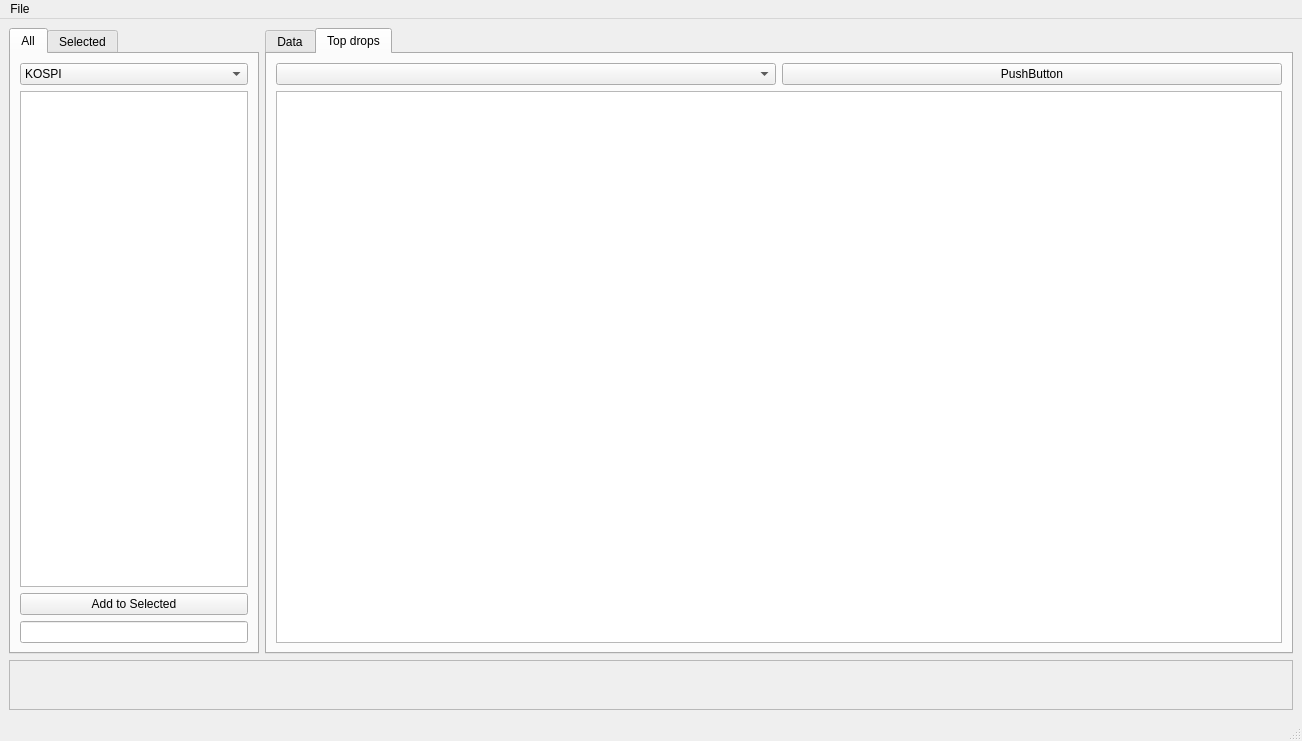
greathtj/Stock_works, file main.ui: the form before one commit.
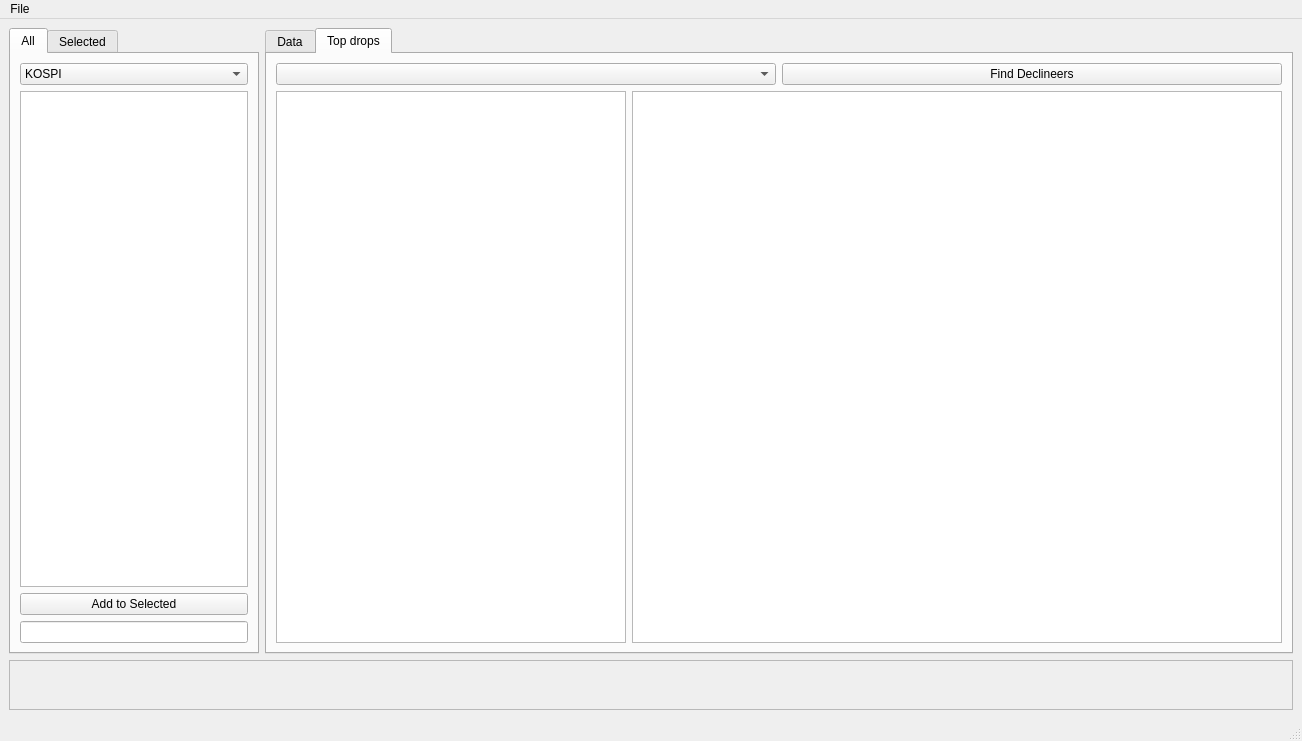
The form after the commit. The open tabs and pages were chosen to show the change.

Patch:
```diff
--- a/main.ui
+++ b/main.ui
@@ -365,14 +365,43 @@
              <item>
               <widget class="QPushButton" name="pushButtonFindDecliners">
                <property name="text">
-                <string>PushButton</string>
+                <string>Find Declineers</string>
                </property>
               </widget>
              </item>
             </layout>
            </item>
            <item>
-            <widget class="QTableWidget" name="tableWidgetDecliners"/>
+            <layout class="QHBoxLayout" name="horizontalLayout_5">
+             <item>
+              <widget class="QTableWidget" name="tableWidgetDecliners">
+               <property name="sizePolicy">
+                <sizepolicy hsizetype="Fixed" vsizetype="Expanding">
+                 <horstretch>0</horstretch>
+                 <verstretch>0</verstretch>
+                </sizepolicy>
+               </property>
+               <property name="minimumSize">
+                <size>
+                 <width>350</width>
+                 <height>0</height>
+                </size>
+               </property>
+               <property name="maximumSize">
+                <size>
+                 <width>350</width>
+                 <height>16777215</height>
+                </size>
+               </property>
+               <property name="editTriggers">
+                <set>QAbstractItemView::EditTrigger::NoEditTriggers</set>
+               </property>
+              </widget>
+             </item>
+             <item>
+              <widget class="QTextBrowser" name="textBrowser"/>
+             </item>
+            </layout>
            </item>
           </layout>
          </widget>
```
Left out of the diff: 2 changed lines with no effect on the pictures.
